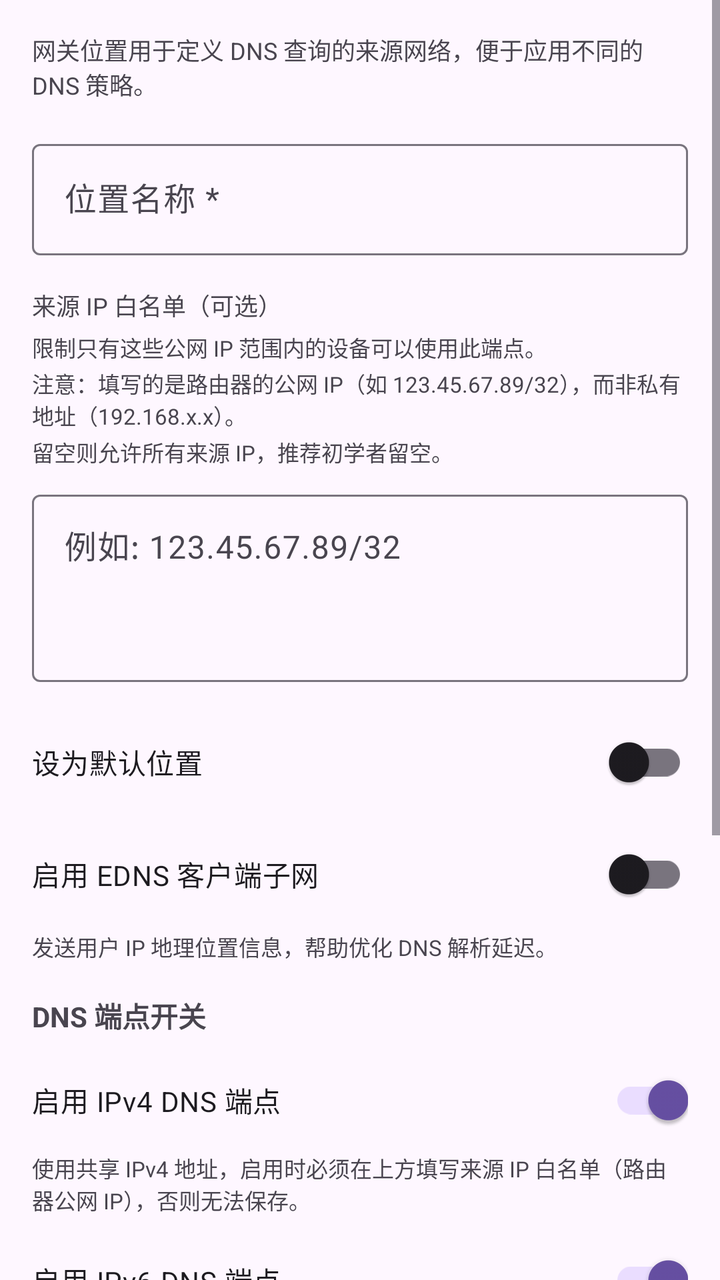
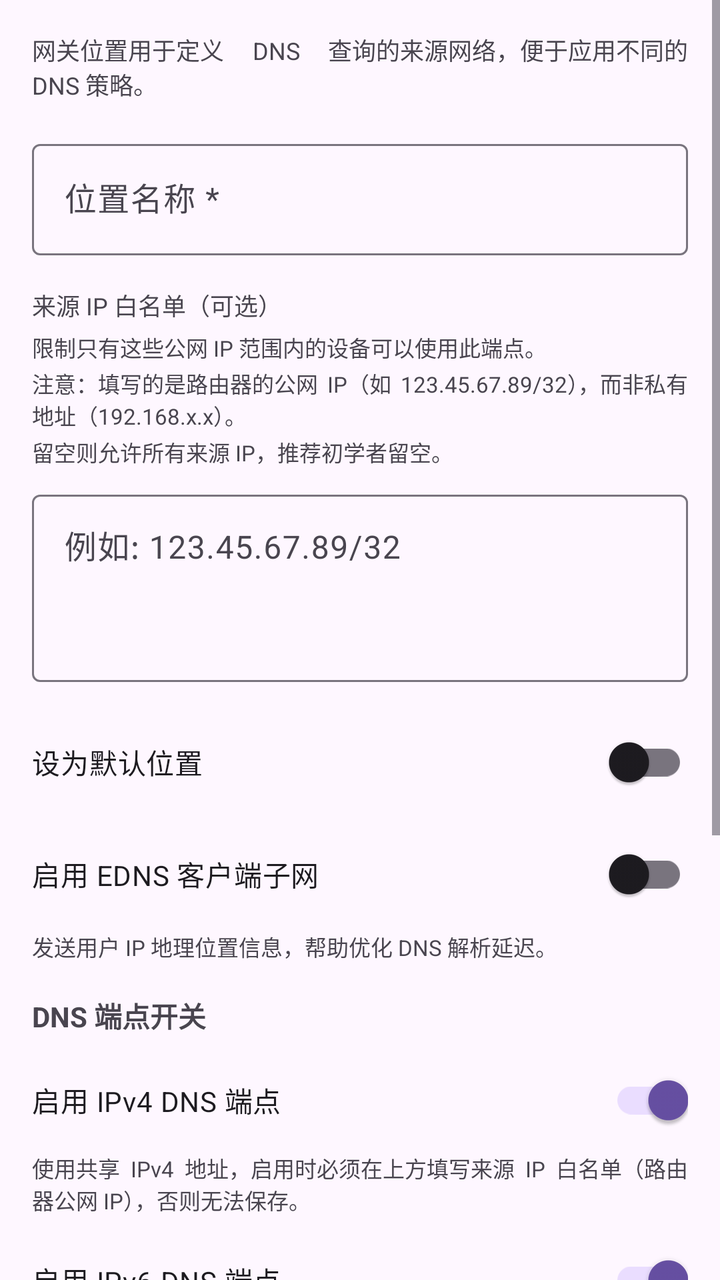

Compare the two renders of this Android layout. The source of the first and the diff that turns it into the second are given below.
<!-- AndroidManifest.xml: application theme AppTheme -->
<!-- res/layout/dialog_create_location.xml -->
<?xml version="1.0" encoding="utf-8"?>
<ScrollView xmlns:android="http://schemas.android.com/apk/res/android"
    android:layout_width="match_parent"
    android:layout_height="wrap_content">

    <LinearLayout
        android:layout_width="match_parent"
        android:layout_height="wrap_content"
        android:orientation="vertical"
        android:padding="16dp">

        <TextView
            android:layout_width="wrap_content"
            android:layout_height="wrap_content"
            android:text="网关位置用于定义 DNS 查询的来源网络，便于应用不同的 DNS 策略。"
            android:textSize="12sp"
            android:textColor="?android:attr/textColorSecondary" />

        
        <com.google.android.material.textfield.TextInputLayout
            android:layout_width="match_parent"
            android:layout_height="wrap_content"
            android:layout_marginTop="16dp"
            android:hint="位置名称 *">

            <com.google.android.material.textfield.TextInputEditText
                android:id="@+id/locationNameInput"
                android:layout_width="match_parent"
                android:layout_height="wrap_content"
                android:inputType="text" />

        </com.google.android.material.textfield.TextInputLayout>

        
        <TextView
            android:layout_width="wrap_content"
            android:layout_height="wrap_content"
            android:layout_marginTop="16dp"
            android:text="来源 IP 白名单（可选）"
            android:textSize="12sp"
            android:textColor="?android:attr/textColorSecondary" />

        <TextView
            android:layout_width="wrap_content"
            android:layout_height="wrap_content"
            android:layout_marginTop="4dp"
            android:text="限制只有这些公网 IP 范围内的设备可以使用此端点。"
            android:textSize="11sp"
            android:textColor="?android:attr/textColorSecondary" />

        <TextView
            android:layout_width="wrap_content"
            android:layout_height="wrap_content"
            android:layout_marginTop="2dp"
            android:text="注意：填写的是路由器的公网 IP（如 123.45.67.89/32），而非私有地址（192.168.x.x）。"
            android:textSize="11sp"
            android:textColor="?android:attr/textColorSecondary" />

        <TextView
            android:layout_width="wrap_content"
            android:layout_height="wrap_content"
            android:layout_marginTop="2dp"
            android:text="留空则允许所有来源 IP，推荐初学者留空。"
            android:textSize="11sp"
            android:textColor="?android:attr/textColorSecondary" />

        <com.google.android.material.textfield.TextInputLayout
            android:layout_width="match_parent"
            android:layout_height="wrap_content"
            android:layout_marginTop="8dp"
            android:hint="例如: 123.45.67.89/32">

            <com.google.android.material.textfield.TextInputEditText
                android:id="@+id/networksInput"
                android:layout_width="match_parent"
                android:layout_height="wrap_content"
                android:inputType="textMultiLine"
                android:lines="3"
                android:gravity="top|start" />

        </com.google.android.material.textfield.TextInputLayout>

        
        <androidx.appcompat.widget.SwitchCompat
            android:id="@+id/defaultSwitch"
            android:layout_width="match_parent"
            android:layout_height="wrap_content"
            android:layout_marginTop="16dp"
            android:text="设为默认位置" />

        
        <androidx.appcompat.widget.SwitchCompat
            android:id="@+id/ecsSwitch"
            android:layout_width="match_parent"
            android:layout_height="wrap_content"
            android:layout_marginTop="8dp"
            android:text="启用 EDNS 客户端子网" />

        <TextView
            android:layout_width="wrap_content"
            android:layout_height="wrap_content"
            android:layout_marginTop="4dp"
            android:text="发送用户 IP 地理位置信息，帮助优化 DNS 解析延迟。"
            android:textSize="11sp"
            android:textColor="?android:attr/textColorSecondary" />

        
        <TextView
            android:layout_width="wrap_content"
            android:layout_height="wrap_content"
            android:layout_marginTop="16dp"
            android:text="DNS 端点开关"
            android:textSize="14sp"
            android:textStyle="bold" />

        <androidx.appcompat.widget.SwitchCompat
            android:id="@+id/ipv4Switch"
            android:layout_width="match_parent"
            android:layout_height="wrap_content"
            android:layout_marginTop="8dp"
            android:checked="true"
            android:text="启用 IPv4 DNS 端点" />

        <TextView
            android:layout_width="wrap_content"
            android:layout_height="wrap_content"
            android:layout_marginTop="2dp"
            android:text="使用共享 IPv4 地址，启用时必须在上方填写来源 IP 白名单（路由器公网 IP），否则无法保存。"
            android:textSize="11sp"
            android:textColor="?android:attr/textColorSecondary" />

        <androidx.appcompat.widget.SwitchCompat
            android:id="@+id/ipv6Switch"
            android:layout_width="match_parent"
            android:layout_height="wrap_content"
            android:layout_marginTop="8dp"
            android:checked="true"
            android:text="启用 IPv6 DNS 端点" />

        <androidx.appcompat.widget.SwitchCompat
            android:id="@+id/dotSwitch"
            android:layout_width="match_parent"
            android:layout_height="wrap_content"
            android:layout_marginTop="8dp"
            android:checked="true"
            android:text="启用 DNS over TLS (DoT)" />

        <androidx.appcompat.widget.SwitchCompat
            android:id="@+id/dohSwitch"
            android:layout_width="match_parent"
            android:layout_height="wrap_content"
            android:layout_marginTop="8dp"
            android:checked="true"
            android:text="启用 DNS over HTTPS (DoH)" />

        <TextView
            android:layout_width="wrap_content"
            android:layout_height="wrap_content"
            android:layout_marginTop="4dp"
            android:text="至少启用一个端点；默认位置必须启用 DoH。"
            android:textSize="11sp"
            android:textColor="?android:attr/textColorSecondary" />

        
        <TextView
            android:layout_width="wrap_content"
            android:layout_height="wrap_content"
            android:layout_marginTop="16dp"
            android:text="DNS 端点信息"
            android:textSize="14sp"
            android:textStyle="bold" />

        <TextView
            android:layout_width="wrap_content"
            android:layout_height="wrap_content"
            android:layout_marginTop="8dp"
            android:text="创建位置后，系统将自动分配以下 DNS 端点："
            android:textSize="12sp"
            android:textColor="?android:attr/textColorSecondary" />

        <TextView
            android:layout_width="wrap_content"
            android:layout_height="wrap_content"
            android:layout_marginTop="4dp"
            android:text="• IPv4 DNS 地址（主/备用，如 172.64.36.1 / 172.64.36.2）"
            android:textSize="12sp"
            android:textColor="?android:attr/textColorSecondary" />

        <TextView
            android:layout_width="wrap_content"
            android:layout_height="wrap_content"
            android:layout_marginTop="2dp"
            android:text="• IPv6 DNS 地址"
            android:textSize="12sp"
            android:textColor="?android:attr/textColorSecondary" />

        <TextView
            android:layout_width="wrap_content"
            android:layout_height="wrap_content"
            android:layout_marginTop="2dp"
            android:text="• DNS over TLS (DoT) 地址（端口 853）"
            android:textSize="12sp"
            android:textColor="?android:attr/textColorSecondary" />

        <TextView
            android:layout_width="wrap_content"
            android:layout_height="wrap_content"
            android:layout_marginTop="2dp"
            android:text="• DNS over HTTPS (DoH) 地址"
            android:textSize="12sp"
            android:textColor="?android:attr/textColorSecondary" />

        <TextView
            android:layout_width="wrap_content"
            android:layout_height="wrap_content"
            android:layout_marginTop="8dp"
            android:text="请在路由器或设备上配置这些 DNS 地址以启用网关过滤。"
            android:textSize="12sp"
            android:textColor="?android:attr/textColorSecondary" />

    </LinearLayout>

</ScrollView>
<!-- resources referenced by this layout -->
<resources>
  <style name="Base.AppTheme" parent="Theme.Material3.DayNight.NoActionBar">
      
      
    </style>
  <!-- unchanged entries left out for length: 1 -->
</resources>

<!-- the commit's change to res/layout/dialog_create_location.xml (unified diff, before → after) -->
@@ -12,7 +12,7 @@
         <TextView
             android:layout_width="wrap_content"
             android:layout_height="wrap_content"
-            android:text="网关位置用于定义 DNS 查询的来源网络，便于应用不同的 DNS 策略。"
+            android:text="@string/xml_dialog_create_location"
             android:textSize="12sp"
             android:textColor="?android:attr/textColorSecondary" />
 
@@ -21,7 +21,7 @@
             android:layout_width="match_parent"
             android:layout_height="wrap_content"
             android:layout_marginTop="16dp"
-            android:hint="位置名称 *">
+            android:hint="@string/xml_dialog_create_location_hint">
 
             <com.google.android.material.textfield.TextInputEditText
                 android:id="@+id/locationNameInput"
@@ -36,31 +36,31 @@
             android:layout_width="wrap_content"
             android:layout_height="wrap_content"
             android:layout_marginTop="16dp"
-            android:text="来源 IP 白名单（可选）"
-            android:textSize="12sp"
-            android:textColor="?android:attr/textColorSecondary" />
-
-        <TextView
-            android:layout_width="wrap_content"
-            android:layout_height="wrap_content"
-            android:layout_marginTop="4dp"
-            android:text="限制只有这些公网 IP 范围内的设备可以使用此端点。"
-            android:textSize="11sp"
-            android:textColor="?android:attr/textColorSecondary" />
-
-        <TextView
-            android:layout_width="wrap_content"
-            android:layout_height="wrap_content"
-            android:layout_marginTop="2dp"
-            android:text="注意：填写的是路由器的公网 IP（如 123.45.67.89/32），而非私有地址（192.168.x.x）。"
-            android:textSize="11sp"
-            android:textColor="?android:attr/textColorSecondary" />
-
-        <TextView
-            android:layout_width="wrap_content"
-            android:layout_height="wrap_content"
-            android:layout_marginTop="2dp"
-            android:text="留空则允许所有来源 IP，推荐初学者留空。"
+            android:text="@string/xml_dialog_create_location_2"
+            android:textSize="12sp"
+            android:textColor="?android:attr/textColorSecondary" />
+
+        <TextView
+            android:layout_width="wrap_content"
+            android:layout_height="wrap_content"
+            android:layout_marginTop="4dp"
+            android:text="@string/xml_dialog_create_location_3"
+            android:textSize="11sp"
+            android:textColor="?android:attr/textColorSecondary" />
+
+        <TextView
+            android:layout_width="wrap_content"
+            android:layout_height="wrap_content"
+            android:layout_marginTop="2dp"
+            android:text="@string/xml_dialog_create_location_4"
+            android:textSize="11sp"
+            android:textColor="?android:attr/textColorSecondary" />
+
+        <TextView
+            android:layout_width="wrap_content"
+            android:layout_height="wrap_content"
+            android:layout_marginTop="2dp"
+            android:text="@string/xml_dialog_create_location_5"
             android:textSize="11sp"
             android:textColor="?android:attr/textColorSecondary" />
 
@@ -68,7 +68,7 @@
             android:layout_width="match_parent"
             android:layout_height="wrap_content"
             android:layout_marginTop="8dp"
-            android:hint="例如: 123.45.67.89/32">
+            android:hint="@string/xml_dialog_create_location_hint_2">
 
             <com.google.android.material.textfield.TextInputEditText
                 android:id="@+id/networksInput"
@@ -86,7 +86,7 @@
             android:layout_width="match_parent"
             android:layout_height="wrap_content"
             android:layout_marginTop="16dp"
-            android:text="设为默认位置" />
+            android:text="@string/xml_dialog_create_location_6" />
 
         
         <androidx.appcompat.widget.SwitchCompat
@@ -94,22 +94,22 @@
             android:layout_width="match_parent"
             android:layout_height="wrap_content"
             android:layout_marginTop="8dp"
-            android:text="启用 EDNS 客户端子网" />
-
-        <TextView
-            android:layout_width="wrap_content"
-            android:layout_height="wrap_content"
-            android:layout_marginTop="4dp"
-            android:text="发送用户 IP 地理位置信息，帮助优化 DNS 解析延迟。"
-            android:textSize="11sp"
-            android:textColor="?android:attr/textColorSecondary" />
-
-        
-        <TextView
-            android:layout_width="wrap_content"
-            android:layout_height="wrap_content"
-            android:layout_marginTop="16dp"
-            android:text="DNS 端点开关"
+            android:text="@string/xml_dialog_create_location_7" />
+
+        <TextView
+            android:layout_width="wrap_content"
+            android:layout_height="wrap_content"
+            android:layout_marginTop="4dp"
+            android:text="@string/xml_dialog_create_location_8"
+            android:textSize="11sp"
+            android:textColor="?android:attr/textColorSecondary" />
+
+        
+        <TextView
+            android:layout_width="wrap_content"
+            android:layout_height="wrap_content"
+            android:layout_marginTop="16dp"
+            android:text="@string/xml_dialog_create_location_9"
             android:textSize="14sp"
             android:textStyle="bold" />
 
@@ -119,13 +119,13 @@
             android:layout_height="wrap_content"
             android:layout_marginTop="8dp"
             android:checked="true"
-            android:text="启用 IPv4 DNS 端点" />
-
-        <TextView
-            android:layout_width="wrap_content"
-            android:layout_height="wrap_content"
-            android:layout_marginTop="2dp"
-            android:text="使用共享 IPv4 地址，启用时必须在上方填写来源 IP 白名单（路由器公网 IP），否则无法保存。"
+            android:text="@string/xml_dialog_create_location_10" />
+
+        <TextView
+            android:layout_width="wrap_content"
+            android:layout_height="wrap_content"
+            android:layout_marginTop="2dp"
+            android:text="@string/xml_dialog_create_location_11"
             android:textSize="11sp"
             android:textColor="?android:attr/textColorSecondary" />
 
@@ -135,7 +135,7 @@
             android:layout_height="wrap_content"
             android:layout_marginTop="8dp"
             android:checked="true"
-            android:text="启用 IPv6 DNS 端点" />
+            android:text="@string/xml_dialog_create_location_12" />
 
         <androidx.appcompat.widget.SwitchCompat
             android:id="@+id/dotSwitch"
@@ -143,7 +143,7 @@
             android:layout_height="wrap_content"
             android:layout_marginTop="8dp"
             android:checked="true"
-            android:text="启用 DNS over TLS (DoT)" />
+            android:text="@string/xml_dialog_create_location_13" />
 
         <androidx.appcompat.widget.SwitchCompat
             android:id="@+id/dohSwitch"
@@ -151,22 +151,22 @@
             android:layout_height="wrap_content"
             android:layout_marginTop="8dp"
             android:checked="true"
-            android:text="启用 DNS over HTTPS (DoH)" />
-
-        <TextView
-            android:layout_width="wrap_content"
-            android:layout_height="wrap_content"
-            android:layout_marginTop="4dp"
-            android:text="至少启用一个端点；默认位置必须启用 DoH。"
-            android:textSize="11sp"
-            android:textColor="?android:attr/textColorSecondary" />
-
-        
-        <TextView
-            android:layout_width="wrap_content"
-            android:layout_height="wrap_content"
-            android:layout_marginTop="16dp"
-            android:text="DNS 端点信息"
+            android:text="@string/xml_dialog_create_location_14" />
+
+        <TextView
+            android:layout_width="wrap_content"
+            android:layout_height="wrap_content"
+            android:layout_marginTop="4dp"
+            android:text="@string/xml_dialog_create_location_15"
+            android:textSize="11sp"
+            android:textColor="?android:attr/textColorSecondary" />
+
+        
+        <TextView
+            android:layout_width="wrap_content"
+            android:layout_height="wrap_content"
+            android:layout_marginTop="16dp"
+            android:text="@string/xml_dialog_create_location_16"
             android:textSize="14sp"
             android:textStyle="bold" />
 
@@ -174,47 +174,47 @@
             android:layout_width="wrap_content"
             android:layout_height="wrap_content"
             android:layout_marginTop="8dp"
-            android:text="创建位置后，系统将自动分配以下 DNS 端点："
-            android:textSize="12sp"
-            android:textColor="?android:attr/textColorSecondary" />
-
-        <TextView
-            android:layout_width="wrap_content"
-            android:layout_height="wrap_content"
-            android:layout_marginTop="4dp"
-            android:text="• IPv4 DNS 地址（主/备用，如 172.64.36.1 / 172.64.36.2）"
-            android:textSize="12sp"
-            android:textColor="?android:attr/textColorSecondary" />
-
-        <TextView
-            android:layout_width="wrap_content"
-            android:layout_height="wrap_content"
-            android:layout_marginTop="2dp"
-            android:text="• IPv6 DNS 地址"
-            android:textSize="12sp"
-            android:textColor="?android:attr/textColorSecondary" />
-
-        <TextView
-            android:layout_width="wrap_content"
-            android:layout_height="wrap_content"
-            android:layout_marginTop="2dp"
-            android:text="• DNS over TLS (DoT) 地址（端口 853）"
-            android:textSize="12sp"
-            android:textColor="?android:attr/textColorSecondary" />
-
-        <TextView
-            android:layout_width="wrap_content"
-            android:layout_height="wrap_content"
-            android:layout_marginTop="2dp"
-            android:text="• DNS over HTTPS (DoH) 地址"
-            android:textSize="12sp"
-            android:textColor="?android:attr/textColorSecondary" />
-
-        <TextView
-            android:layout_width="wrap_content"
-            android:layout_height="wrap_content"
-            android:layout_marginTop="8dp"
-            android:text="请在路由器或设备上配置这些 DNS 地址以启用网关过滤。"
+            android:text="@string/xml_dialog_create_location_17"
+            android:textSize="12sp"
+            android:textColor="?android:attr/textColorSecondary" />
+
+        <TextView
+            android:layout_width="wrap_content"
+            android:layout_height="wrap_content"
+            android:layout_marginTop="4dp"
+            android:text="@string/xml_dialog_create_location_18"
+            android:textSize="12sp"
+            android:textColor="?android:attr/textColorSecondary" />
+
+        <TextView
+            android:layout_width="wrap_content"
+            android:layout_height="wrap_content"
+            android:layout_marginTop="2dp"
+            android:text="@string/xml_dialog_create_location_19"
+            android:textSize="12sp"
+            android:textColor="?android:attr/textColorSecondary" />
+
+        <TextView
+            android:layout_width="wrap_content"
+            android:layout_height="wrap_content"
+            android:layout_marginTop="2dp"
+            android:text="@string/xml_dialog_create_location_20"
+            android:textSize="12sp"
+            android:textColor="?android:attr/textColorSecondary" />
+
+        <TextView
+            android:layout_width="wrap_content"
+            android:layout_height="wrap_content"
+            android:layout_marginTop="2dp"
+            android:text="@string/xml_dialog_create_location_21"
+            android:textSize="12sp"
+            android:textColor="?android:attr/textColorSecondary" />
+
+        <TextView
+            android:layout_width="wrap_content"
+            android:layout_height="wrap_content"
+            android:layout_marginTop="8dp"
+            android:text="@string/xml_dialog_create_location_22"
             android:textSize="12sp"
             android:textColor="?android:attr/textColorSecondary" />
 
<!-- resource entries referenced after the edit -->
@@ -1,9 +1,76 @@
 <!-- resources referenced by this layout -->
 <resources>
+  <string name="xml_dialog_create_location">网关位置用于定义 DNS 查询的来源网络，便于应用不同的 DNS 策略。</string>
+  <string name="xml_dialog_create_location_10">启用 IPv4 DNS 端点</string>
+  <string name="xml_dialog_create_location_11">使用共享 IPv4 地址，启用时必须在上方填写来源 IP 白名单（路由器公网 IP），否则无法保存。</string>
+  <string name="xml_dialog_create_location_12">启用 IPv6 DNS 端点</string>
+  <string name="xml_dialog_create_location_13">启用 DNS over TLS (DoT)</string>
+  <string name="xml_dialog_create_location_14">启用 DNS over HTTPS (DoH)</string>
+  <string name="xml_dialog_create_location_15">至少启用一个端点；默认位置必须启用 DoH。</string>
+  <string name="xml_dialog_create_location_16">DNS 端点信息</string>
+  <string name="xml_dialog_create_location_17">创建位置后，系统将自动分配以下 DNS 端点：</string>
+  <string name="xml_dialog_create_location_18">• IPv4 DNS 地址（主/备用，如 172.64.36.1 / 172.64.36.2）</string>
+  <string name="xml_dialog_create_location_19">• IPv6 DNS 地址</string>
+  <string name="xml_dialog_create_location_2">来源 IP 白名单（可选）</string>
+  <string name="xml_dialog_create_location_20">• DNS over TLS (DoT) 地址（端口 853）</string>
+  <string name="xml_dialog_create_location_21">• DNS over HTTPS (DoH) 地址</string>
+  <string name="xml_dialog_create_location_22">请在路由器或设备上配置这些 DNS 地址以启用网关过滤。</string>
+  <string name="xml_dialog_create_location_3">限制只有这些公网 IP 范围内的设备可以使用此端点。</string>
+  <string name="xml_dialog_create_location_4">注意：填写的是路由器的公网 IP（如 123.45.67.89/32），而非私有地址（192.168.x.x）。</string>
+  <string name="xml_dialog_create_location_5">留空则允许所有来源 IP，推荐初学者留空。</string>
+  <string name="xml_dialog_create_location_6">设为默认位置</string>
+  <string name="xml_dialog_create_location_7">启用 EDNS 客户端子网</string>
+  <string name="xml_dialog_create_location_8">发送用户 IP 地理位置信息，帮助优化 DNS 解析延迟。</string>
+  <string name="xml_dialog_create_location_9">DNS 端点开关</string>
+  <string name="xml_dialog_create_location_hint">位置名称 *</string>
+  <string name="xml_dialog_create_location_hint_2">例如: 123.45.67.89/32</string>
   <style name="Base.AppTheme" parent="Theme.Material3.DayNight.NoActionBar">
       
       
+  
+      
+      <item name="android:textViewStyle">@style/AppTextView</item>
+      <item name="android:buttonStyle">@style/AppButton</item>
+      <item name="materialButtonStyle">@style/AppMaterialButton</item>
+      <item name="chipStyle">@style/AppChip</item>
     </style>
+  <style name="AppTextView" parent="@android:style/Widget.DeviceDefault.TextView">
+      <item name="android:breakStrategy">simple</item>
+      <item name="android:hyphenationFrequency">full</item>
+      <item name="android:ellipsize">end</item>
+      <item name="android:justificationMode">inter_word</item>
+      <item name="android:textIsSelectable">false</item>
+    </style>
+  <style name="AppButton" parent="Widget.Material3.Button">
+      <item name="android:minHeight">@dimen/app_button_min_height</item>
+      <item name="android:minWidth">@dimen/app_button_min_width</item>
+      <item name="android:maxLines">2</item>
+      <item name="android:ellipsize">end</item>
+      <item name="android:paddingStart">@dimen/app_button_padding_h</item>
+      <item name="android:paddingEnd">@dimen/app_button_padding_h</item>
+      <item name="android:breakStrategy">simple</item>
+      <item name="android:hyphenationFrequency">full</item>
+      <item name="android:textSize">@dimen/app_button_text_size</item>
+    </style>
+  <style name="AppMaterialButton" parent="Widget.Material3.Button">
+      <item name="android:minHeight">@dimen/app_button_min_height</item>
+      <item name="android:minWidth">@dimen/app_button_min_width</item>
+      <item name="android:maxLines">2</item>
+      <item name="android:ellipsize">end</item>
+      <item name="android:paddingStart">@dimen/app_button_padding_h</item>
+      <item name="android:paddingEnd">@dimen/app_button_padding_h</item>
+      <item name="android:breakStrategy">simple</item>
+      <item name="android:hyphenationFrequency">full</item>
+      <item name="android:textAllCaps">false</item>
+      <item name="android:textSize">@dimen/app_button_text_size</item>
+    </style>
+  <style name="AppChip" parent="Widget.Material3.Chip.Assist">
+      <item name="android:textIsSelectable">false</item>
+    </style>
+  <dimen name="app_button_min_height">48dp</dimen>
+  <dimen name="app_button_min_width">112dp</dimen>
+  <dimen name="app_button_padding_h">10dp</dimen>
+  <dimen name="app_button_text_size">13sp</dimen>
   <!-- unchanged entries left out for length: 1 -->
 </resources>
 
